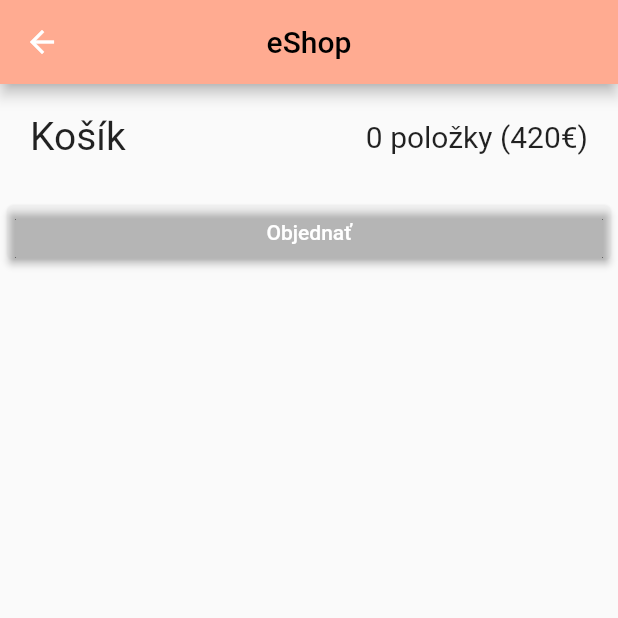
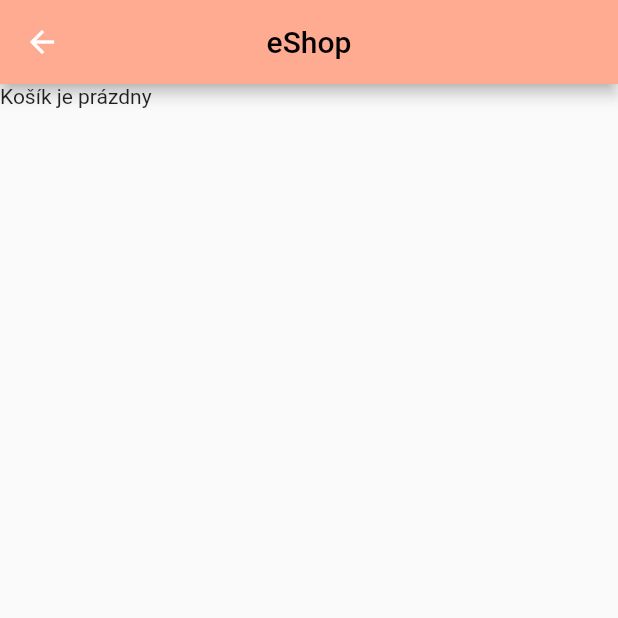
Before and after one commit to Bombarder70/flutter_eshop, a Flutter app: the CartPage screen opened directly, on a phone screen of 412 x 824 dp, the top half of it. Run offline on Flutter 3.47's test engine with Material 2 defaults, Android fonts, the phone set to English and light mode, and no system bars; our stand-ins replace cached_network_image, flutter_rating_bar; missing offline and left inert: flutter_material_color_picker, loadmore; network calls fail.

Commit message:
kosik je prazdny

```diff
--- a/lib/cart_page.dart
+++ b/lib/cart_page.dart
@@ -78,7 +78,9 @@ class CartPageState extends State<CartPage> {
       appBar: CustomAppBar(
         showActions: false,
       ),
-      body: ListView(
+      body: _allProducts.isEmpty
+          ? const Text('Košík je prázdny')
+          : ListView(
               children: [
                 Container(
                   padding: const EdgeInsets.all(10),
```
Lines whose indentation alone changed are shown as unchanged.
